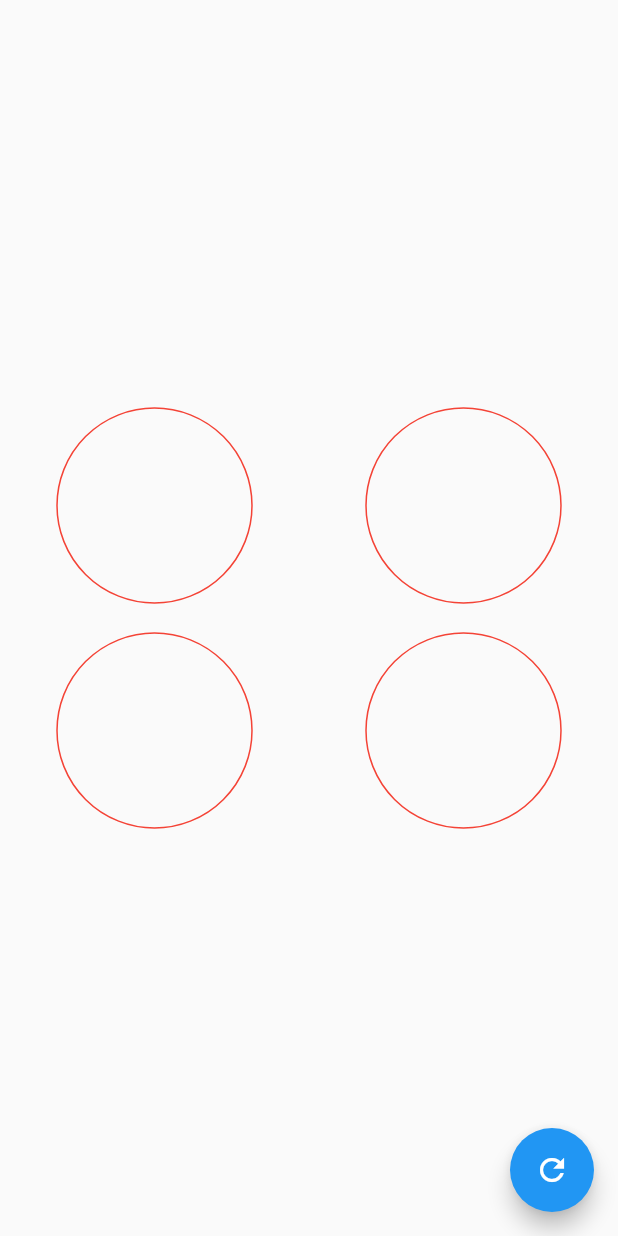
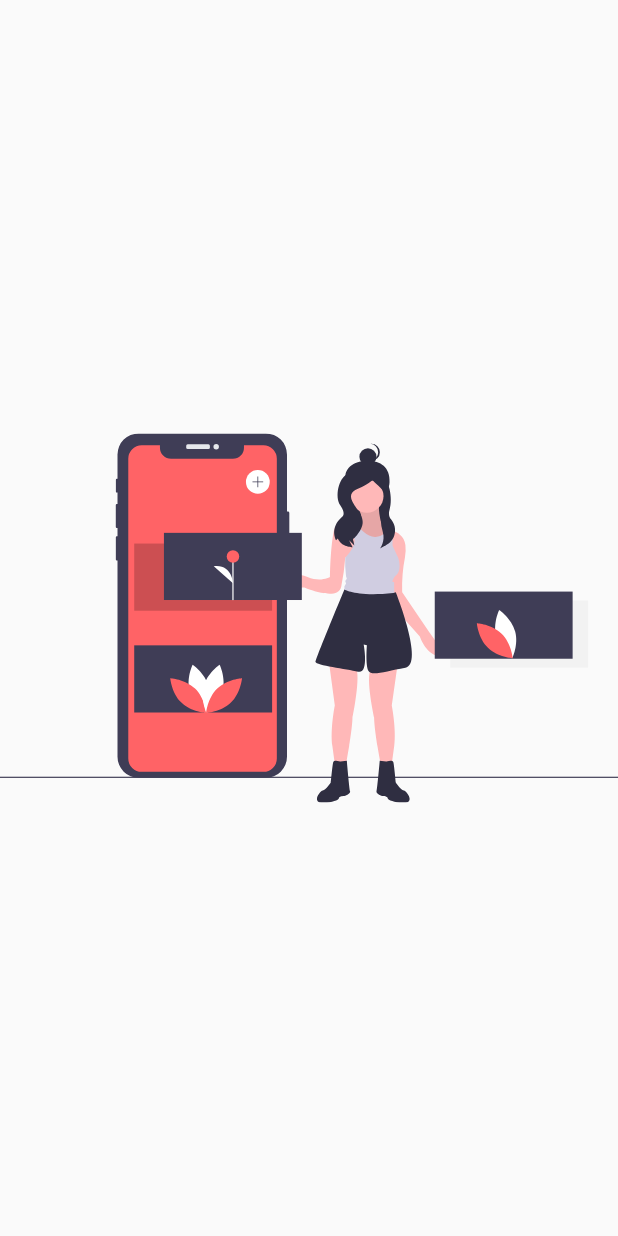
Before and after one commit to DannyStrelok/flutter_custom_painter_practica, a Flutter app: the screen it shows after launch, on a phone screen of 412 x 824 dp. Run offline on Flutter 3.47's test engine with Material 2 defaults, Android fonts, the phone set to English and light mode, and no system bars; our stand-ins replace flutter_svg.

Commit message:
Añadidos SVG para hacer un slideshow

```diff
--- a/lib/main.dart
+++ b/lib/main.dart
@@ -4,6 +4,7 @@ import 'package:flutter_custom_painter/src/screens/animaciones_screen.dart';
 import 'package:flutter_custom_painter/src/screens/graficas_circulares_screen.dart';
 import 'file:///C:/Workspace/curso_flutter/12_practica_custom_painter/flutter_custom_painter/lib/src/labs/circula_progress_screen.dart';
 import 'package:flutter_custom_painter/src/screens/headers_screen.dart';
+import 'package:flutter_custom_painter/src/screens/slideshow_screen.dart';
 
 void main() => runApp(MyApp());
 
@@ -13,7 +14,7 @@ class MyApp extends StatelessWidget {
     return MaterialApp(
       debugShowCheckedModeBanner: false,
       title: 'Diseños',
-      home: GraficasCircularesScreen()
+      home: SlideshowScreen()
     );
   }
 }
--- /dev/null
+++ b/lib/src/screens/slideshow_screen.dart
@@ -0,0 +1,13 @@
+import 'package:flutter/material.dart';
+import 'package:flutter_svg/flutter_svg.dart';
+
+class SlideshowScreen extends StatelessWidget {
+  @override
+  Widget build(BuildContext context) {
+    return Scaffold(
+      body: Center(
+        child: SvgPicture.asset('assets/svgs/slide_1.svg')
+      ),
+    );
+  }
+}
```
Also changed, not shown: pubspec.yaml (+4 -7 lines), assets/svgs/slide_1.svg (added), assets/svgs/slide_2.svg (added), assets/svgs/slide_3.svg (added), assets/svgs/slide_4.svg (added), pubspec.lock.
